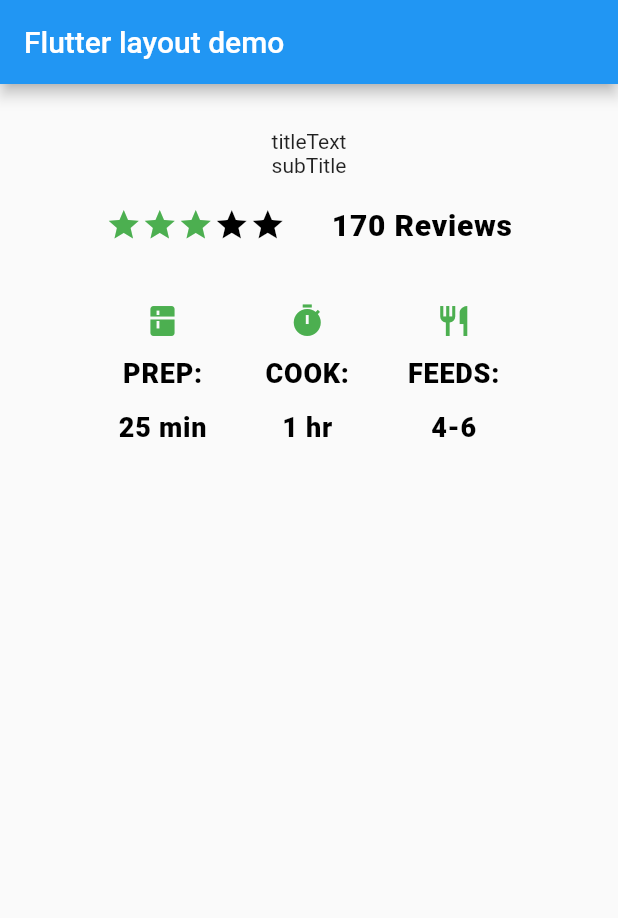
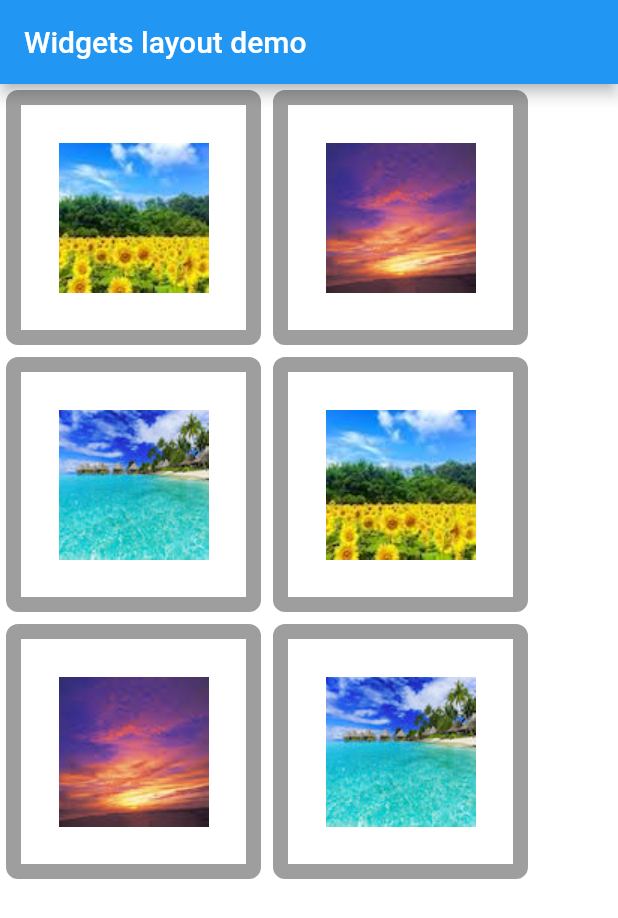
Before and after one commit to machi-nordot/flutter_example, a Flutter app: the screen it shows after launch, on a phone screen of 412 x 824 dp. Shown: the top 918 px of the screen. Run offline on Flutter 3.47's test engine with Material 2 defaults, Android fonts, the phone set to English and light mode, and no system bars.

Commit message:
bible-3-2-2-widget-layout-container

```diff
--- a/lib/main.dart
+++ b/lib/main.dart
@@ -4,101 +4,48 @@ void main() => runApp(MyApp());
 
 class MyApp extends StatelessWidget {
   @override
-  Widget build(BuildContext context) {
-    final stars = Row(
-      mainAxisSize: MainAxisSize.min,
-      children: <Widget>[
-        Icon(Icons.star, color: Colors.green[500]),
-        Icon(Icons.star, color: Colors.green[500]),
-        Icon(Icons.star, color: Colors.green[500]),
-        Icon(Icons.star, color: Colors.black),
-        Icon(Icons.star, color: Colors.black),
-      ],
-    );
+  Widget build(BuildContext context) => MaterialApp(
+    title: 'Widgets layout demo',
+    theme: ThemeData(primarySwatch: Colors.blue),
+    home: Scaffold(
+      appBar: AppBar(
+        title: Text('Widgets layout demo'),
+      ),
+      body: _buildImageContainer([
+        'images/pic1.jpg',
+        'images/pic2.jpg',
+        'images/pic3.jpg',
+        'images/pic1.jpg',
+        'images/pic2.jpg',
+        'images/pic3.jpg',
+      ]),
+    ),
+  );
 
-    final ratings = Container(
-      padding: EdgeInsets.all(20),
-      child: Row(
-        mainAxisAlignment: MainAxisAlignment.spaceEvenly,
-        children: <Widget>[
-          stars,
-          Text(
-            '170 Reviews',
-            style: TextStyle(
-              color: Colors.black,
-              fontWeight: FontWeight.w800,
-              fontFamily: 'Roboto',
-              letterSpacing: 0.5,
-              fontSize: 20,
-            )
-          )
-        ],
-      )
-    );
+  Widget _buildImageContainer(List<String> images) {
+    final slicedImages = images.fold<List<List<String>>>([], (list, image) {
+      if (list.length == 0 || list.last.length >= 2) {
+        list.add(<String>[]);
+      }
+      list.last.add(image);
+      return list;
+    });
 
-    final descTextStyle = TextStyle(
-      color: Colors.black,
-      fontWeight: FontWeight.w800,
-      fontFamily: 'Roboto',
-      letterSpacing: 0.5,
-      fontSize: 18,
-      height: 2,
-    );
-
-    // DefaultTextStyle.merge()を使用することで、styleに指定した要素を
-    // child以下にあるテキスト要素に反映することができる。
-    final iconList = DefaultTextStyle.merge(
-      style: descTextStyle,
-      child: Container(
-        padding: EdgeInsets.all(20),
-        child: Row(
-          mainAxisAlignment: MainAxisAlignment.spaceEvenly,
-          children: <Widget>[
-            Column(
-              children: <Widget>[
-                Icon(Icons.kitchen, color: Colors.green[500]),
-                Text('PREP:'),
-                Text('25 min')
-              ],
+    return Container(
+      decoration: BoxDecoration(
+        color: Colors.white,
+      ),
+      child: Column(
+        children: slicedImages.map((rowImages) => Row(
+          children: rowImages.map((image) => Container(
+            decoration: BoxDecoration(
+              border: Border.all(width: 10, color: Colors.black38),
+              borderRadius: BorderRadius.all(Radius.circular(8)),
             ),
-            Column(
-              children: <Widget>[
-                Icon(Icons.timer, color: Colors.green[500]),
-                Text('COOK:'),
-                Text('1 hr')
-              ],
-            ),
-            Column(
-              children: <Widget>[
-                Icon(Icons.restaurant, color: Colors.green[500]),
-                Text('FEEDS:'),
-                Text('4-6')
-              ],
-            ),
-          ],
-        )
-      )
-    );
-
-    final sample = Container(
-      padding: EdgeInsets.fromLTRB(20, 30, 20, 20),
-      child: Column(
-        children: <Widget>[
-          Text('titleText'),
-          Text('subTitle'),
-          ratings,
-          iconList,
-        ],
-      ),
-    );
-
-    return MaterialApp(
-      title: 'Flutter layout demo',
-      home: Scaffold(
-        appBar: AppBar(
-          title: Text('Flutter layout demo'),
-        ),
-        body: sample,
+            margin: EdgeInsets.all(4),
+            child: Image.asset(image, width: 150),
+          )).toList(),
+        )).toList(),
       ),
     );
   }
```
